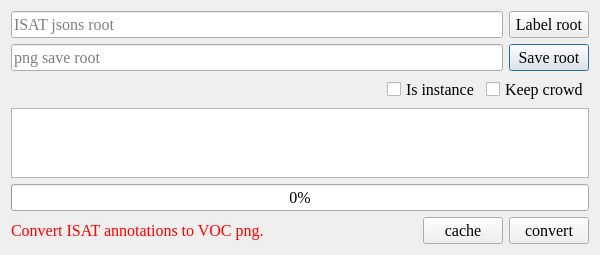
Qt form ui/ISAT_to_VOC_dialog.ui (yatengLG/ISAT_with_segment_anything) before a commit.
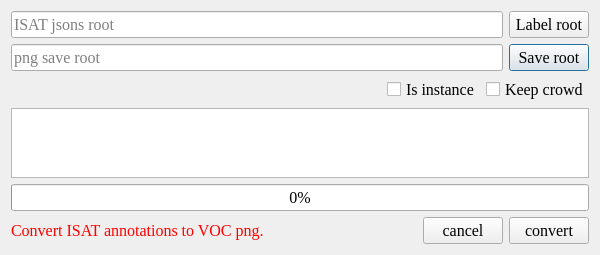
The same form after that commit. Icons and pictures are not drawn.

Diff of the .ui file:
```diff
--- a/ui/ISAT_to_VOC_dialog.ui
+++ b/ui/ISAT_to_VOC_dialog.ui
@@ -209,7 +209,7 @@
       <item>
        <widget class="QPushButton" name="pushButton_cache">
         <property name="text">
-         <string>cache</string>
+         <string>cancel</string>
         </property>
         <property name="icon">
          <iconset>
```
Left out of the diff: 2 changed lines with no effect on the pictures.
